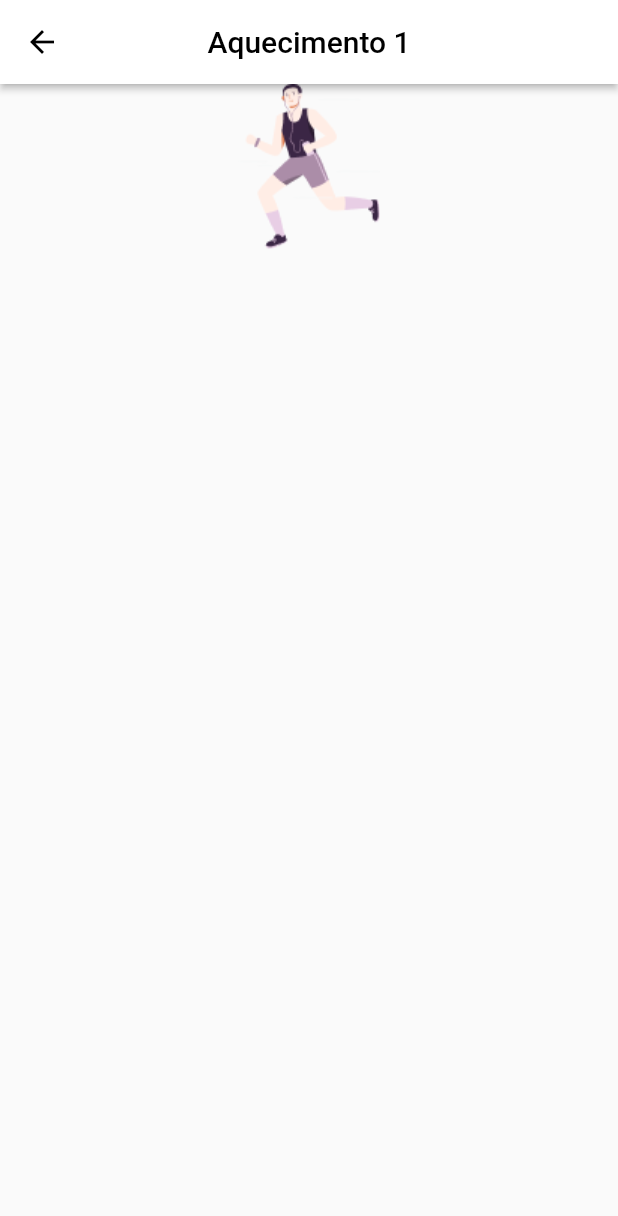
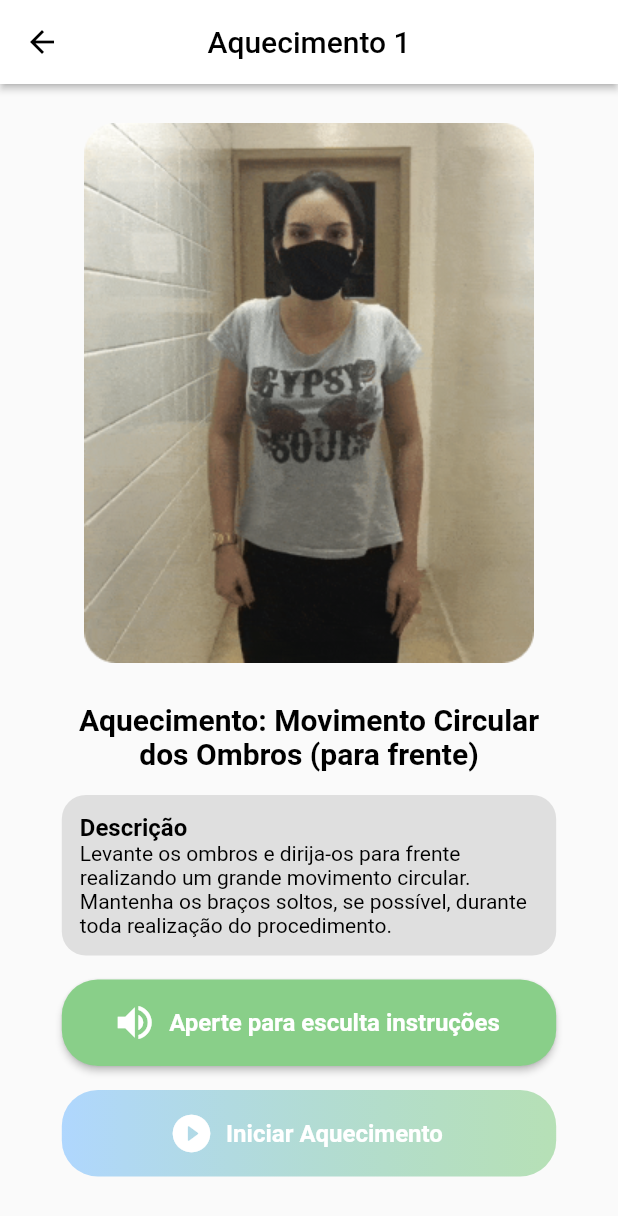
Before and after one commit to Agencia-Brawn/app-oncoativ, a Flutter app: the PrimeiroAquecimento screen opened by its route, on a phone screen of 412 x 824 dp. Shown: the top 1216 px of the screen. Run offline on Flutter 3.47's test engine with Material 2 defaults, Android fonts, the phone set to English and light mode, and no system bars; our stand-ins replace get.

Commit message:
Components da descrição, butoon som e play do resumo de exercícios

```diff
--- /dev/null
+++ b/lib/app/core/ui/widgets/exercicios/Oncoativ_button_gradient_icon.dart
@@ -0,0 +1,51 @@
+import 'package:flutter/cupertino.dart';
+import 'package:flutter/material.dart';
+
+class OncoativButtonGradientIcon extends StatelessWidget {
+  final String texto;
+
+  const OncoativButtonGradientIcon({
+    Key? key,
+    required this.texto,
+  }) : super(key: key);
+
+  @override
+  Widget build(BuildContext context) {
+    return Container(
+      width: MediaQuery.of(context).size.width * 0.8,
+      height: MediaQuery.of(context).size.width * 0.14,
+      decoration: BoxDecoration(
+        borderRadius: BorderRadius.circular(24),
+        gradient: const LinearGradient(
+          colors: [
+            Color.fromRGBO(157, 206, 255, 0.8),
+            Color.fromRGBO(137, 207, 137, 0.6),
+          ],
+          begin: Alignment.centerLeft,
+          end: Alignment.centerRight,
+        ),
+      ),
+      child: ElevatedButton.icon(
+        style: ElevatedButton.styleFrom(
+          primary: Colors.transparent,
+          shadowColor: Colors.transparent,
+          shape: RoundedRectangleBorder(
+            borderRadius: BorderRadius.circular(12),
+          ),
+        ),
+        icon: Icon(Icons.play_circle_fill_rounded, size: 30),
+        label: const Text(
+          'Iniciar Aquecimento',
+          style: TextStyle(
+            fontSize: 16,
+            fontWeight: FontWeight.w700,
+            color: Colors.white,
+          ),
+        ),
+        onPressed: () {
+          // Respond to button press
+        },
+      ),
+    );
+  }
+}
--- /dev/null
+++ b/lib/app/core/ui/widgets/exercicios/Oncoativ_button_som.dart
@@ -0,0 +1,39 @@
+import 'package:flutter/cupertino.dart';
+import 'package:flutter/material.dart';
+
+class OncoativButtonIniciar extends StatelessWidget {
+  final String label;
+
+  const OncoativButtonIniciar({
+    Key? key,
+    required this.label,
+  }) : super(key: key);
+
+  @override
+  Widget build(BuildContext context) {
+    return SizedBox(
+      width: MediaQuery.of(context).size.width * 0.8,
+      height: MediaQuery.of(context).size.width * 0.14,
+      child: ElevatedButton.icon(
+        style: ElevatedButton.styleFrom(
+          primary: const Color(0xFF89CF89),
+          shape: RoundedRectangleBorder(
+            borderRadius: BorderRadius.circular(24),
+          ),
+        ),
+        icon: const Icon(Icons.volume_up, size: 30),
+        label: Text(
+          label,
+          style: const TextStyle(
+            fontSize: 16,
+            fontWeight: FontWeight.w700,
+            color: Colors.white,
+          ),
+        ),
+        onPressed: () {
+          // Respond to button press
+        },
+      ),
+    );
+  }
+}
--- /dev/null
+++ b/lib/app/core/ui/widgets/exercicios/oncoativ_descricao_exercicio.dart
@@ -0,0 +1,46 @@
+import 'package:flutter/cupertino.dart';
+
+class OncoativDescricaoExercicio extends StatelessWidget {
+  final String textDescricao;
+
+  const OncoativDescricaoExercicio({
+    Key? key,
+    required this.textDescricao,
+  }) : super(key: key);
+
+  @override
+  Widget build(BuildContext context) {
+    return Container(
+      decoration: BoxDecoration(
+        color: const Color(0xFFDFDFDF),
+        borderRadius: BorderRadius.circular(16),
+      ),
+      child: Padding(
+        padding: const EdgeInsets.all(12.0),
+        child: Column(
+          crossAxisAlignment: CrossAxisAlignment.start,
+          children: [
+            const Text(
+              'Descrição',
+              textAlign: TextAlign.start,
+              style: TextStyle(
+                color: Color(0xFF000000),
+                fontWeight: FontWeight.w700,
+                fontSize: 16,
+              ),
+            ),
+            Text(
+              textDescricao,
+              textAlign: TextAlign.start,
+              style: const TextStyle(
+                color: Color(0xFF000000),
+                fontWeight: FontWeight.w400,
+                fontSize: 14,
+              ),
+            ),
+          ],
+        ),
+      ),
+    );
+  }
+}
--- a/lib/app/modules/exercicios/aquecimento/primeiro_aquecimento_page.dart
+++ b/lib/app/modules/exercicios/aquecimento/primeiro_aquecimento_page.dart
@@ -1,5 +1,8 @@
 import 'package:flutter/material.dart';
+import 'package:oncoativ/app/core/ui/widgets/exercicios/Oncoativ_button_gradient_icon.dart';
+import 'package:oncoativ/app/core/ui/widgets/exercicios/oncoativ_button_som.dart';
 import 'package:oncoativ/app/core/ui/widgets/oncoativ_appbar.dart';
+import 'package:oncoativ/app/core/ui/widgets/exercicios/oncoativ_descricao_exercicio.dart';
 
 class PrimeiroAquecimento extends StatelessWidget {
   const PrimeiroAquecimento({Key? key}) : super(key: key);
@@ -22,13 +25,55 @@ class PrimeiroAquecimento extends StatelessWidget {
                   crossAxisAlignment: CrossAxisAlignment.center,
                   mainAxisAlignment: MainAxisAlignment.center,
                   children: [
-                    Container(
+                    SizedBox(
+                      width: MediaQuery.of(context).size.width * 1.0,
+                      height: MediaQuery.of(context).size.width * 1.0,
                       child: const Image(
-                        image: AssetImage('assets/images/homem-correndo.png'),
+                        image: AssetImage('assets/gifs/gifteste.png'),
                       ),
-                    )
+                    ),
                   ],
-                )
+                ),
+                Row(
+                  crossAxisAlignment: CrossAxisAlignment.center,
+                  mainAxisAlignment: MainAxisAlignment.center,
+                  children: [
+                    SizedBox(
+                      width: MediaQuery.of(context).size.width * 0.8,
+                      height: MediaQuery.of(context).size.width * 1.0,
+                      child: Column(
+                        crossAxisAlignment: CrossAxisAlignment.start,
+                        children: const [
+                          Text(
+                            'Aquecimento: Movimento Circular  dos Ombros (para frente)',
+                            textAlign: TextAlign.center,
+                            style: TextStyle(
+                                color: Colors.black,
+                                fontWeight: FontWeight.bold,
+                                fontSize: 20),
+                          ),
+                          SizedBox(
+                            height: 16,
+                          ),
+                          OncoativDescricaoExercicio(
+                              textDescricao:
+                                  'Levante os ombros e dirija-os para frente realizando um grande movimento circular. Mantenha os braços soltos, se possível, durante toda realização do procedimento.'),
+                          SizedBox(
+                            height: 16,
+                          ),
+                          OncoativButtonIniciar(
+                              label: 'Aperte para esculta instruções'),
+                          SizedBox(
+                            height: 16,
+                          ),
+                          // BUTTON INICIAR
+                          OncoativButtonGradientIcon(
+                              texto: 'Iniciar Aquecimento'),
+                        ],
+                      ),
+                    ),
+                  ],
+                ),
               ],
             )
           ],
--- a/pubspec.yaml
+++ b/pubspec.yaml
@@ -66,6 +66,7 @@ flutter:
     - assets/images/homem-correndo.png
     - assets/images/calendario.png
     - assets/images/especialista.png
+    - assets/gifs/gifteste.png
 
   # An image asset can refer to one or more resolution-specific "variants", see
   # https://flutter.dev/assets-and-images/#resolution-aware.
```
Also changed, not shown: assets/gifs/gifteste.png (added).
